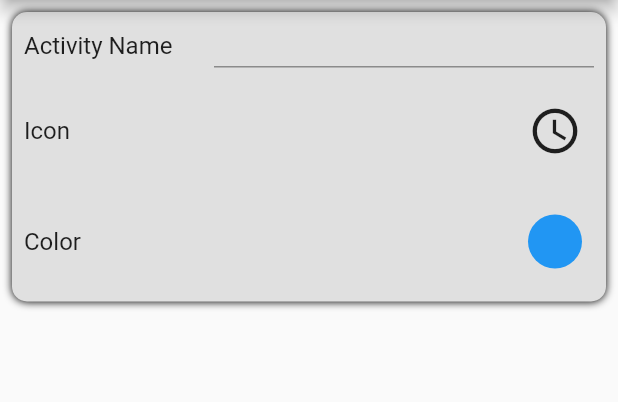
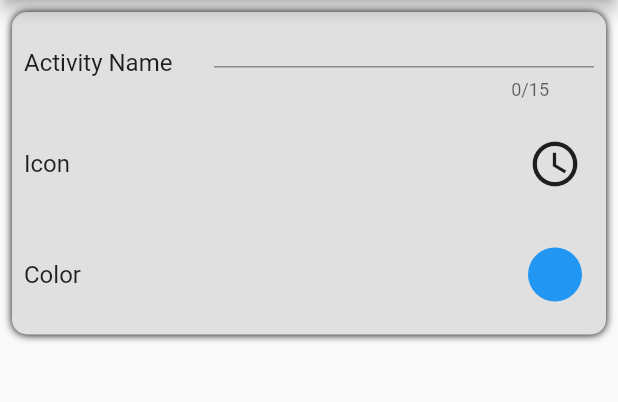
Before and after one commit to davorkomusanac/time_tracker, a Flutter app: the screen it shows after launch, after a tap on the "add" icon, on a phone screen of 412 x 824 dp, the part 84-486 px from its top. Run offline on Flutter 3.47's test engine with Material 2 defaults, Android fonts, the phone set to English and light mode, and no system bars; our stand-ins replace page_transition; missing offline and left inert: flutter_iconpicker, flutter_material_color_picker.

```diff
--- a/lib/screens/add_activity_screen.dart
+++ b/lib/screens/add_activity_screen.dart
@@ -52,6 +52,7 @@ class AddActivityScreen extends StatelessWidget {
                           decoration: kAddActivityInputDecoration,
                           style: kAddActivityTextStyle,
                           textAlign: TextAlign.center,
+                          maxLength: 15,
                           onChanged: (newText) {
                             newActivityTitle = newText;
                           },
--- a/lib/utils/constants.dart
+++ b/lib/utils/constants.dart
@@ -26,3 +26,8 @@ const kAddActivityInputDecoration = InputDecoration(
     vertical: 5.0,
   ),
 );
+
+const kTimePeriodTextStyle = TextStyle(
+  color: Colors.grey,
+  fontSize: 14.0,
+);
--- a/lib/utils/widgets/appbar/home_screen_appbar.dart
+++ b/lib/utils/widgets/appbar/home_screen_appbar.dart
@@ -37,9 +37,9 @@ AppBar homeScreenAppBar(BuildContext context) {
             Tab(
               icon: Icon(Icons.timer),
             ),
-            Tab(
-              icon: Icon(Icons.insert_chart),
-            ),
+//            Tab(
+//              icon: Icon(Icons.insert_chart),
+//            ),
           ],
         ),
       ),
```
Also changed, not shown: lib/utils/widgets/activity_card/activity_category_component.dart (+8 -3 lines).
